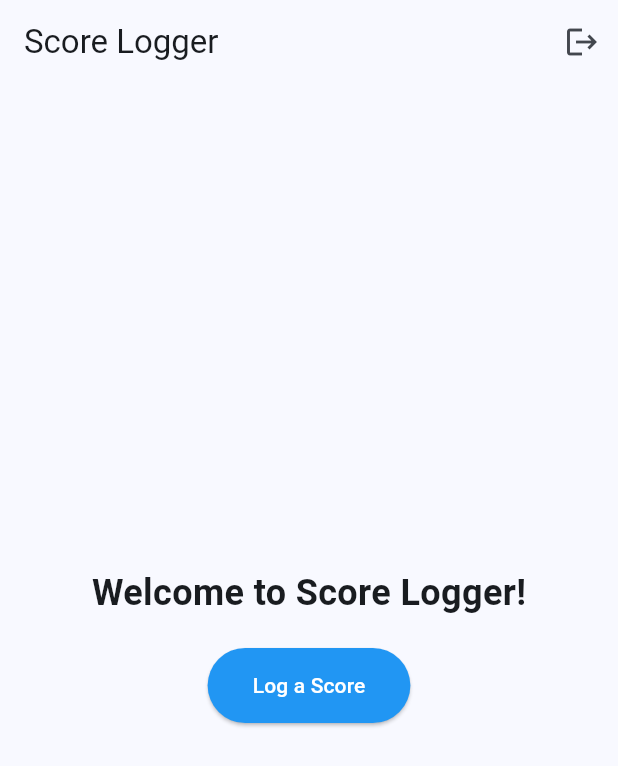
After one commit to Samooh-9820060/score_manager, a Flutter app: the HomeScreen screen opened directly, on a phone screen of 412 x 824 dp. The commit adds this screen. Shown: the top 766 px of the screen. Run offline on Flutter 3.47's test engine with Material 3 defaults, Android fonts, the phone set to English and light mode, and no system bars; our stand-ins replace cloud_firestore, firebase_auth, firebase_core, google_sign_in; accounts and stored records are empty.

Commit message:
HomePage
sign in sign up homepage created

```diff
--- a/lib/main.dart
+++ b/lib/main.dart
@@ -1,6 +1,8 @@
+import 'package:firebase_auth/firebase_auth.dart';
 import 'package:flutter/material.dart';
 import 'package:score_manager/screens/SignIn.dart';
 import 'package:firebase_core/firebase_core.dart';
+import 'package:score_manager/screens/home_page.dart';
 import 'firebase_options.dart';
 import 'config/app_mode.dart';
 
@@ -9,11 +11,17 @@ Future<void> main() async {
   await Firebase.initializeApp(
     options: DefaultFirebaseOptions.currentPlatform,
   );
-  runApp(const MyApp());
+
+  // Check if the user is signed in
+  User? user = FirebaseAuth.instance.currentUser;
+
+  runApp(MyApp(user: user));
 }
 
 class MyApp extends StatelessWidget {
-  const MyApp({super.key});
+  final User? user;
+
+  const MyApp({super.key, required this.user});
 
   @override
   Widget build(BuildContext context) {
@@ -24,7 +32,7 @@ class MyApp extends StatelessWidget {
         colorScheme: ColorScheme.fromSeed(seedColor: Colors.blue),
         useMaterial3: true,
       ),
-      home: const SignInScreen(),
+      home: user != null ? HomeScreen() : const SignInScreen(),
     );
   }
 }
--- /dev/null
+++ b/lib/screens/home_page.dart
@@ -0,0 +1,52 @@
+import 'package:firebase_auth/firebase_auth.dart';
+import 'package:flutter/material.dart';
+import 'package:google_sign_in/google_sign_in.dart';
+import 'package:score_manager/screens/SignIn.dart';
+
+class HomeScreen extends StatelessWidget {
+  @override
+  Widget build(BuildContext context) {
+    return Scaffold(
+      appBar: AppBar(
+        title: Text('Score Logger'),
+        actions: [
+          IconButton(
+            icon: Icon(Icons.logout),
+            onPressed: () async {
+              await FirebaseAuth.instance.signOut();
+              await GoogleSignIn().signOut();
+              Navigator.of(context).pushReplacement(MaterialPageRoute(builder: (_) => SignInScreen()));
+            },
+          ),
+        ],
+      ),
+      body: Center(
+        child: Column(
+          mainAxisAlignment: MainAxisAlignment.center,
+          children: [
+            Text(
+              'Welcome to Score Logger!',
+              style: TextStyle(fontSize: 24, fontWeight: FontWeight.bold),
+            ),
+            const SizedBox(height: 20),
+            ElevatedButton(
+              onPressed: () {
+                // Add logic to navigate to the score logging screen
+              },
+              style: ElevatedButton.styleFrom(
+                backgroundColor: Colors.blue,
+                padding: const EdgeInsets.symmetric(horizontal: 30, vertical: 15),
+              ),
+              child: const Text(
+                'Log a Score',
+                style: TextStyle(color: Colors.white),
+              ),
+            ),
+            const SizedBox(height: 20),
+            // Add more widgets and functionality as needed
+          ],
+        ),
+      ),
+    );
+  }
+}
--- a/pubspec.yaml
+++ b/pubspec.yaml
@@ -39,6 +39,7 @@ dependencies:
   firebase_core: ^2.24.2
   firebase_auth: ^4.16.0
   cloud_firestore: ^4.14.0
+  google_sign_in: ^6.1.6
 
 dev_dependencies:
   flutter_test:
```
Also changed, not shown: lib/screens/SignIn.dart (+195 -61 lines), lib/widgets/ScoreManagerDialog.dart (added, +19 -0 lines), pubspec.lock.
